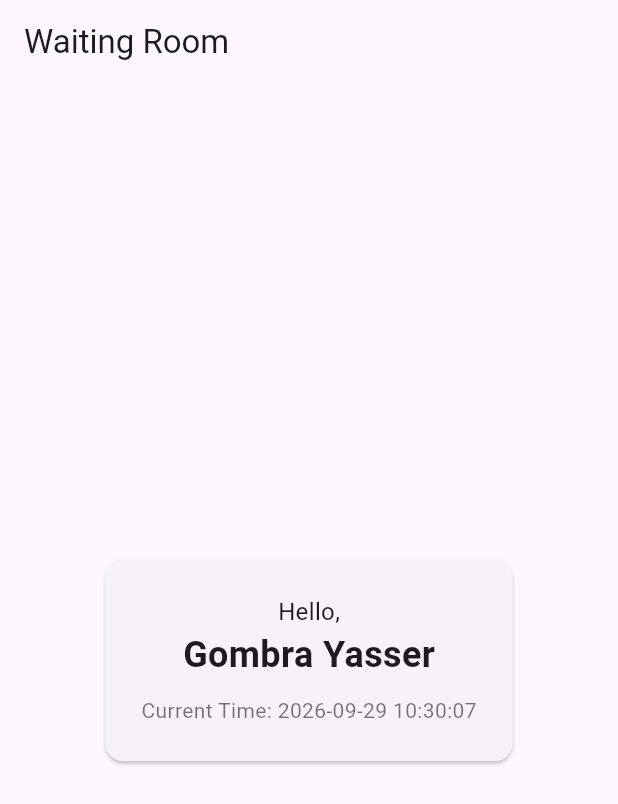
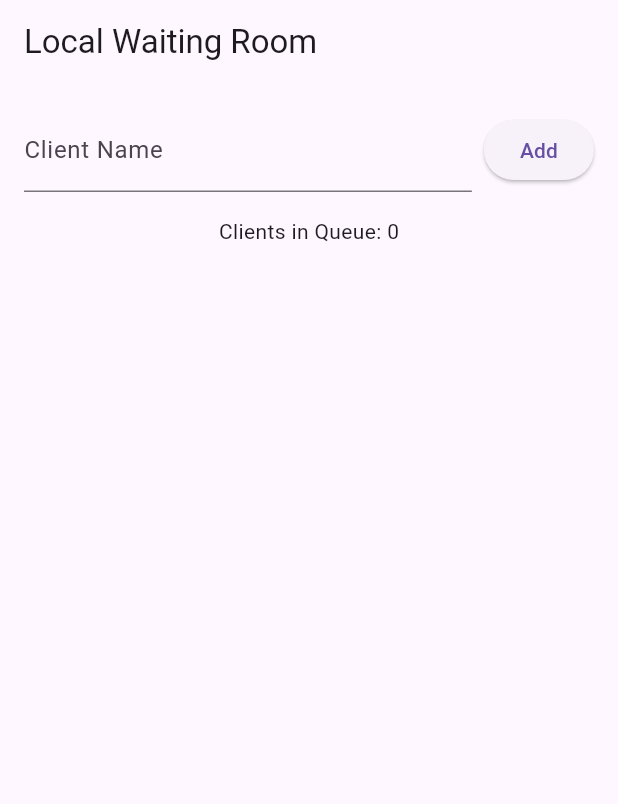
Before and after one commit to YasserYG8/waiting-room-app, a Flutter app: the screen it shows after launch, on a phone screen of 412 x 824 dp. Shown: the top 804 px of the screen. Run offline on Flutter 3.47's test engine with Material 3 defaults, Android fonts, the phone set to English and light mode, and no system bars.

Commit message:
feat : project TP2

```diff
--- a/lib/main.dart
+++ b/lib/main.dart
@@ -1,23 +1,96 @@
 import 'package:flutter/material.dart';
-import 'package:waiting_room_app/waiting_room_card.dart';
+import 'package:waiting_room_app/waiting_room_manager.dart';
 
 void main() {
-  runApp(const MyApp());
+  runApp(const WaitingRoomApp());
 }
 
-class MyApp extends StatelessWidget {
-  const MyApp({super.key});
+class WaitingRoomApp extends StatelessWidget {
+  const WaitingRoomApp({super.key});
 
   @override
   Widget build(BuildContext context) {
-    return MaterialApp(
-      title: 'Waiting Room',
-      home: Scaffold(
-        appBar: AppBar(
-          title: const Text('Waiting Room'),
-        ),
-        body: const Center(
-          child: WaitingRoomCard(name: 'Gombra Yasser'),
+    return const MaterialApp(
+      home: WaitingRoomScreen(),
+    );
+  }
+}
+
+class WaitingRoomScreen extends StatefulWidget {
+  const WaitingRoomScreen({super.key});
+
+  @override
+  State<WaitingRoomScreen> createState() => _WaitingRoomScreenState();
+}
+
+class _WaitingRoomScreenState extends State<WaitingRoomScreen> {
+  final WaitingRoomManager _manager = WaitingRoomManager();
+  final TextEditingController _controller = TextEditingController();
+
+  void _addClient() {
+    if (_controller.text.isNotEmpty) {
+      setState(() {
+        _manager.addClient(_controller.text);
+        _controller.clear();
+      });
+    }
+  }
+
+  @override
+  void dispose() {
+    _controller.dispose();
+    super.dispose();
+  }
+
+  @override
+  Widget build(BuildContext context) {
+    return Scaffold(
+      appBar: AppBar(
+        title: const Text('Local Waiting Room'),
+      ),
+      body: Padding(
+        padding: const EdgeInsets.all(16.0),
+        child: Column(
+          children: [
+            Row(
+              children: [
+                Expanded(
+                  child: TextField(
+                    controller: _controller,
+                    decoration: const InputDecoration(labelText: 'Client Name'),
+                  ),
+                ),
+                const SizedBox(width: 8),
+                ElevatedButton(
+                  onPressed: _addClient,
+                  child: const Text('Add'),
+                ),
+              ],
+            ),
+            const SizedBox(height: 16),
+            Text('Clients in Queue: ${_manager.clients.length}'),
+            Expanded(
+              child: ListView.builder(
+                itemCount: _manager.clients.length,
+                itemBuilder: (context, index) {
+                  final clientName = _manager.clients[index];
+                  return Card(
+                    child: ListTile(
+                      title: Text(clientName),
+                      trailing: IconButton(
+                        icon: const Icon(Icons.delete),
+                        onPressed: () {
+                          setState(() {
+                            _manager.removeClient(clientName);
+                          });
+                        },
+                      ),
+                    ),
+                  );
+                },
+              ),
+            ),
+          ],
         ),
       ),
     );
--- /dev/null
+++ b/lib/waiting_room_manager.dart
@@ -0,0 +1,12 @@
+class WaitingRoomManager {
+  final List<String> _clients = [];
+  List<String> get clients => _clients;
+
+  void addClient(String name) {
+    _clients.add(name);
+  }
+
+  void removeClient(String name) {
+    _clients.remove(name);
+  }
+}
```
Also changed, not shown: 2 other files.
